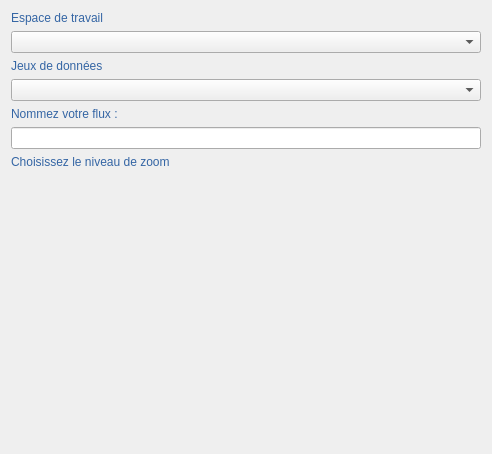
JulesGrillot/plugin-qgis-geoplateforme, file geotuileur/gui/tile_creation/qwp_tile_generation_edition.ui: the form before one commit.
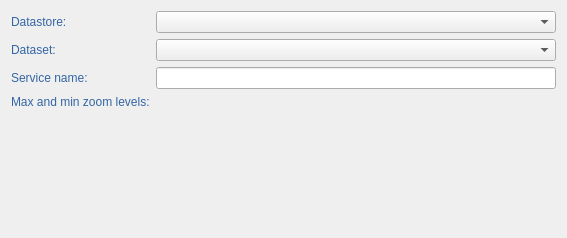
The form after the commit. Custom widgets are drawn as their Qt base class.

```diff
--- a/geotuileur/gui/tile_creation/qwp_tile_generation_edition.ui
+++ b/geotuileur/gui/tile_creation/qwp_tile_generation_edition.ui
@@ -6,67 +6,18 @@
    <rect>
     <x>0</x>
     <y>0</y>
-    <width>492</width>
-    <height>454</height>
+    <width>567</width>
+    <height>238</height>
    </rect>
   </property>
   <property name="windowTitle">
    <string>WizardPage</string>
   </property>
   <layout class="QGridLayout" name="gridLayout">
-   <item row="6" column="0">
-    <widget class="QLabel" name="lbl_zoom">
-     <property name="styleSheet">
-      <string notr="true">font: 75 13pt &quot;Ubuntu Condensed&quot;;
-color: rgb(52, 101, 164);</string>
-     </property>
-     <property name="text">
-      <string>Choisissez le niveau de zoom</string>
-     </property>
-    </widget>
-   </item>
-   <item row="3" column="0">
-    <widget class="StoredDataComboBox" name="cbx_stored_data"/>
-   </item>
-   <item row="0" column="0">
-    <widget class="QLabel" name="lbl_datastore">
-     <property name="styleSheet">
-      <string notr="true">font: 75 13pt &quot;Ubuntu Condensed&quot;;
-color: rgb(52, 101, 164);</string>
-     </property>
-     <property name="text">
-      <string>Espace de travail</string>
-     </property>
-    </widget>
-   </item>
-   <item row="1" column="0">
+   <item row="1" column="1">
     <widget class="DatastoreComboBox" name="cbx_datastore"/>
    </item>
-   <item row="2" column="0">
-    <widget class="QLabel" name="lbl_stored_data">
-     <property name="styleSheet">
-      <string notr="true">font: 75 13pt &quot;Ubuntu Condensed&quot;;
-color: rgb(52, 101, 164);</string>
-     </property>
-     <property name="text">
-      <string>Jeux de données</string>
-     </property>
-    </widget>
-   </item>
-   <item row="5" column="0">
-    <widget class="QLineEdit" name="lne_flux">
-     <property name="inputMethodHints">
-      <set>Qt::ImhLatinOnly</set>
-     </property>
-     <property name="text">
-      <string/>
-     </property>
-     <property name="dragEnabled">
-      <bool>true</bool>
-     </property>
-    </widget>
-   </item>
-   <item row="9" column="0">
+   <item row="9" column="1">
     <spacer name="verticalSpacer">
      <property name="orientation">
       <enum>Qt::Vertical</enum>
@@ -79,21 +30,7 @@
      </property>
     </spacer>
    </item>
-   <item row="4" column="0">
-    <widget class="QLabel" name="lbl_flux">
-     <property name="autoFillBackground">
-      <bool>true</bool>
-     </property>
-     <property name="styleSheet">
-      <string notr="true">font: 75 13pt &quot;Ubuntu Condensed&quot;;
-color: rgb(52, 101, 164);</string>
-     </property>
-     <property name="text">
-      <string>Nommez votre flux :  </string>
-     </property>
-    </widget>
-   </item>
-   <item row="8" column="0">
+   <item row="8" column="1">
     <widget class="QgsScaleRangeWidget" name="srw_zoom">
      <property name="styleSheet">
       <string notr="true">font: 75 8pt &quot;Ubuntu Condensed&quot;;
@@ -101,8 +38,75 @@
      </property>
     </widget>
    </item>
-   <item row="7" column="0">
-    <widget class="RangeSlider" name="levels_range_slider" native="true"/>
+   <item row="7" column="1">
+    <widget class="RangeSlider" name="levels_range_slider" native="true">
+     <property name="cursor">
+      <cursorShape>ClosedHandCursor</cursorShape>
+     </property>
+    </widget>
+   </item>
+   <item row="3" column="1">
+    <widget class="StoredDataComboBox" name="cbx_stored_data"/>
+   </item>
+   <item row="5" column="0">
+    <widget class="QLabel" name="lbl_flux">
+     <property name="autoFillBackground">
+      <bool>true</bool>
+     </property>
+     <property name="styleSheet">
+      <string notr="true">font: 75 13pt &quot;Ubuntu Condensed&quot;;
+color: rgb(52, 101, 164);</string>
+     </property>
+     <property name="text">
+      <string>Service name:</string>
+     </property>
+    </widget>
+   </item>
+   <item row="1" column="0">
+    <widget class="QLabel" name="lbl_datastore">
+     <property name="styleSheet">
+      <string notr="true">font: 75 13pt &quot;Ubuntu Condensed&quot;;
+color: rgb(52, 101, 164);</string>
+     </property>
+     <property name="text">
+      <string>Datastore:</string>
+     </property>
+    </widget>
+   </item>
+   <item row="3" column="0">
+    <widget class="QLabel" name="lbl_stored_data">
+     <property name="styleSheet">
+      <string notr="true">font: 75 13pt &quot;Ubuntu Condensed&quot;;
+color: rgb(52, 101, 164);</string>
+     </property>
+     <property name="text">
+      <string>Dataset:</string>
+     </property>
+    </widget>
+   </item>
+   <item row="5" column="1">
+    <widget class="QLineEdit" name="lne_flux">
+     <property name="inputMethodHints">
+      <set>Qt::ImhLatinOnly</set>
+     </property>
+     <property name="text">
+      <string/>
+     </property>
+     <property name="dragEnabled">
+      <bool>true</bool>
+     </property>
+    </widget>
+   </item>
+   <item row="7" column="0" rowspan="2">
+    <widget class="QLabel" name="lbl_zoom">
+     <property name="styleSheet">
+      <string notr="true">font: 75 13pt &quot;Ubuntu Condensed&quot;;
+color: rgb(52, 101, 164);</string>
+     </property>
+     <property name="text">
+      <string>Max and min zoom levels:</string>
+     </property>
+    </widget>
    </item>
   </layout>
  </widget>
```
Left out of the diff: 8 changed lines with no effect on the pictures.
